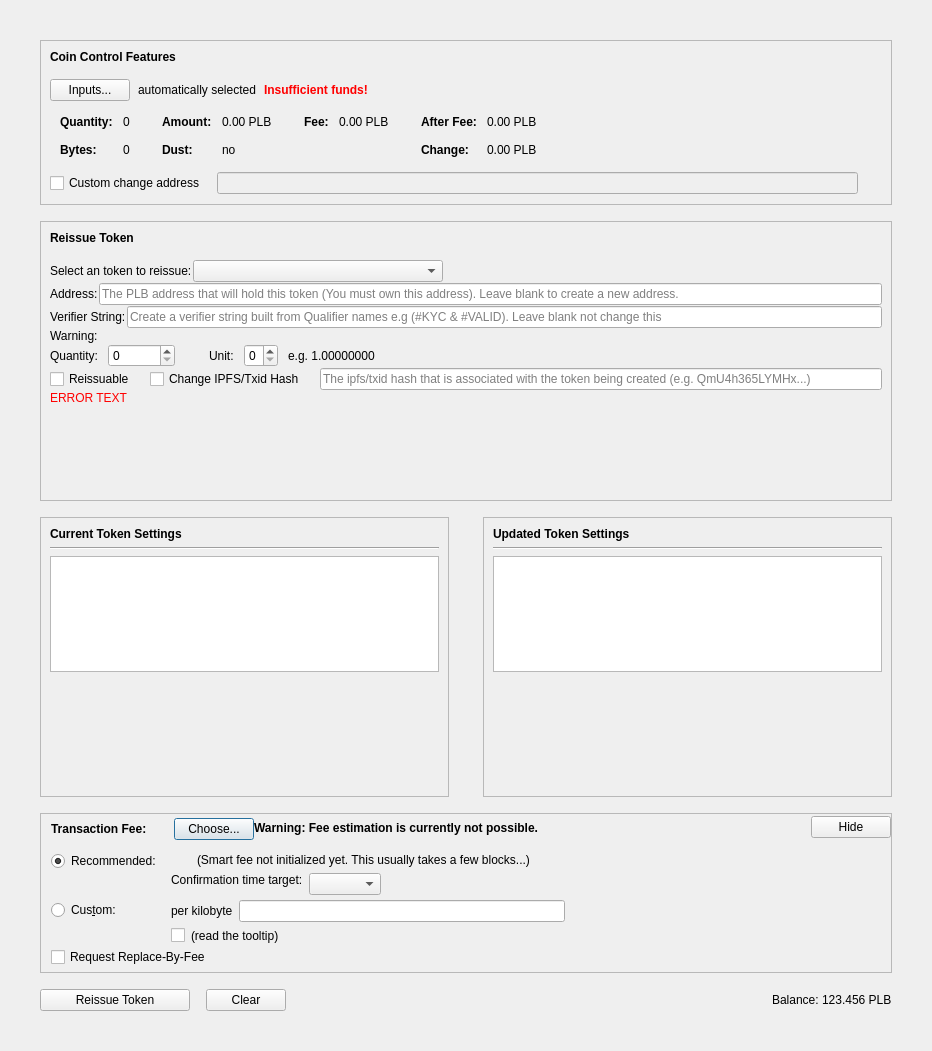
First picture: the form in src/qt/forms/reissuetokendialog.ui, repository PaladeumBlockchain/Paladeum, before the edit.
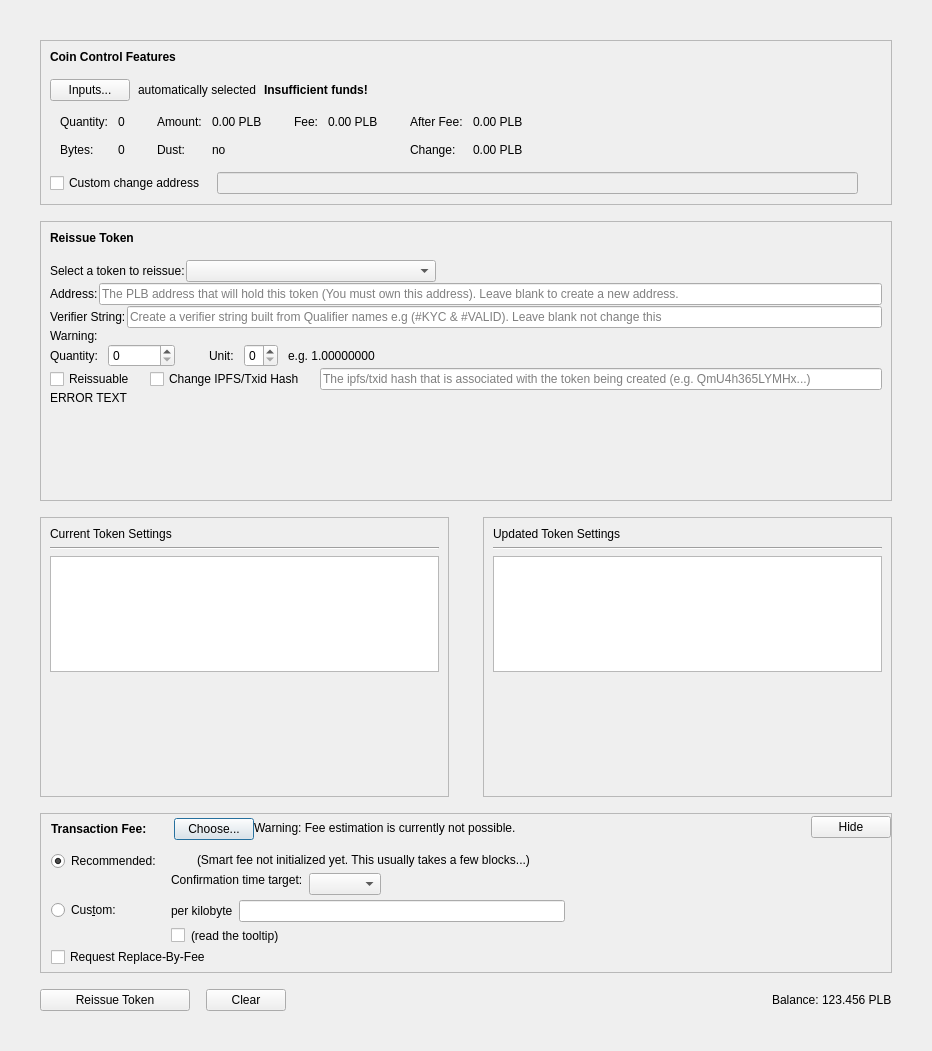
Second picture: the form after the edit. Custom widgets are drawn as their Qt base class.

```diff
--- a/src/qt/forms/reissuetokendialog.ui
+++ b/src/qt/forms/reissuetokendialog.ui
@@ -136,12 +136,12 @@
              <widget class="QLabel" name="labelCoinControlInsuffFunds">
               <property name="font">
                <font>
-                <weight>75</weight>
-                <bold>true</bold>
+                <weight>57</weight>
+                <bold>false</bold>
                </font>
               </property>
               <property name="styleSheet">
-               <string notr="true">color:red;font-weight:bold;</string>
+               <string notr="true">font-weight:500;</string>
               </property>
               <property name="text">
                <string>Insufficient funds!</string>
@@ -228,8 +228,8 @@
                   <widget class="QLabel" name="labelCoinControlQuantityText">
                    <property name="font">
                     <font>
-                     <weight>75</weight>
-                     <bold>true</bold>
+                     <weight>57</weight>
+                     <bold>false</bold>
                     </font>
                    </property>
                    <property name="text">
@@ -263,8 +263,8 @@
                   <widget class="QLabel" name="labelCoinControlBytesText">
                    <property name="font">
                     <font>
-                     <weight>75</weight>
-                     <bold>true</bold>
+                     <weight>57</weight>
+                     <bold>false</bold>
                     </font>
                    </property>
                    <property name="text">
@@ -311,8 +311,8 @@
                   <widget class="QLabel" name="labelCoinControlAmountText">
                    <property name="font">
                     <font>
-                     <weight>75</weight>
-                     <bold>true</bold>
+                     <weight>57</weight>
+                     <bold>false</bold>
                     </font>
                    </property>
                    <property name="text">
@@ -343,8 +343,8 @@
                   <widget class="QLabel" name="labelCoinControlLowOutputText">
                    <property name="font">
                     <font>
-                     <weight>75</weight>
-                     <bold>true</bold>
+                     <weight>57</weight>
+                     <bold>false</bold>
                     </font>
                    </property>
                    <property name="text">
@@ -391,8 +391,8 @@
                   <widget class="QLabel" name="labelCoinControlFeeText">
                    <property name="font">
                     <font>
-                     <weight>75</weight>
-                     <bold>true</bold>
+                     <weight>57</weight>
+                     <bold>false</bold>
                     </font>
                    </property>
                    <property name="text">
@@ -442,8 +442,8 @@
                   <widget class="QLabel" name="labelCoinControlAfterFeeText">
                    <property name="font">
                     <font>
-                     <weight>75</weight>
-                     <bold>true</bold>
+                     <weight>57</weight>
+                     <bold>false</bold>
                     </font>
                    </property>
                    <property name="text">
@@ -474,8 +474,8 @@
                   <widget class="QLabel" name="labelCoinControlChangeText">
                    <property name="font">
                     <font>
-                     <weight>75</weight>
-                     <bold>true</bold>
+                     <weight>57</weight>
+                     <bold>false</bold>
                     </font>
                    </property>
                    <property name="text">
@@ -657,7 +657,7 @@
                </sizepolicy>
               </property>
               <property name="text">
-               <string>Select an token to reissue:</string>
+               <string>Select a token to reissue:</string>
               </property>
              </widget>
             </item>
@@ -917,7 +917,7 @@
           <item>
            <widget class="QLabel" name="messageLabel">
             <property name="styleSheet">
-             <string notr="true">color: red</string>
+             <string notr="true"/>
             </property>
             <property name="text">
              <string>ERROR TEXT</string>
@@ -969,8 +969,8 @@
              <widget class="QLabel" name="currentDataLabel">
               <property name="font">
                <font>
-                <weight>75</weight>
-                <bold>true</bold>
+                <weight>57</weight>
+                <bold>false</bold>
                </font>
               </property>
               <property name="lineWidth">
@@ -1037,8 +1037,8 @@
              <widget class="QLabel" name="reissueTokenDataLabel">
               <property name="font">
                <font>
-                <weight>75</weight>
-                <bold>true</bold>
+                <weight>57</weight>
+                <bold>false</bold>
                </font>
               </property>
               <property name="text">
@@ -1215,8 +1215,8 @@
              <widget class="QLabel" name="fallbackFeeWarningLabel">
               <property name="font">
                <font>
-                <weight>75</weight>
-                <bold>true</bold>
+                <weight>57</weight>
+                <bold>false</bold>
                </font>
               </property>
               <property name="toolTip">
```
Left out of the diff: 18 changed lines with no effect on the pictures.
